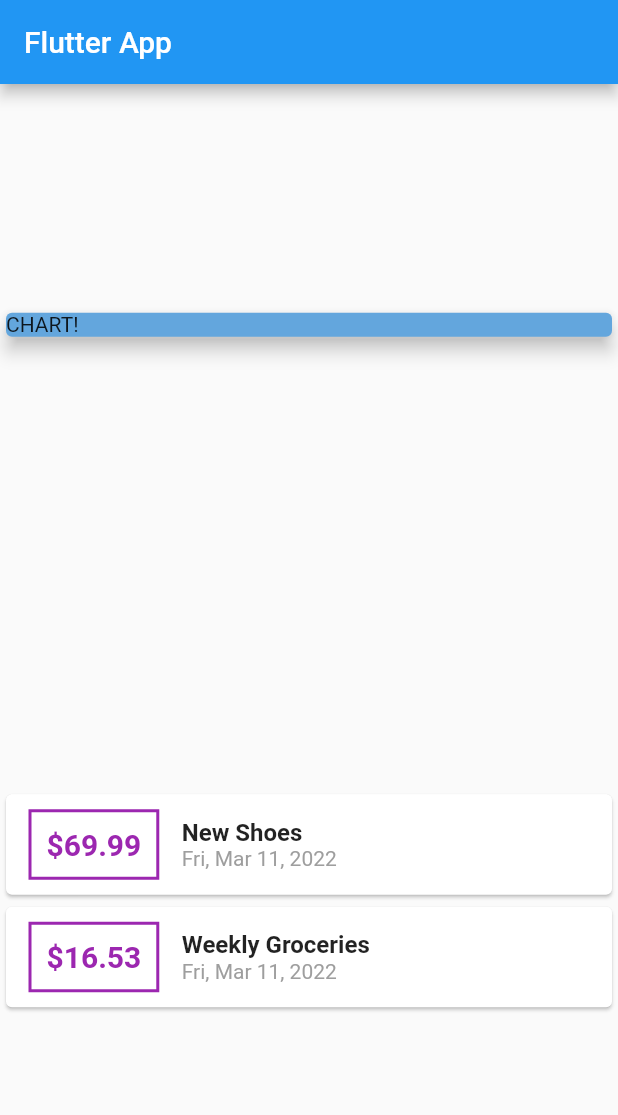
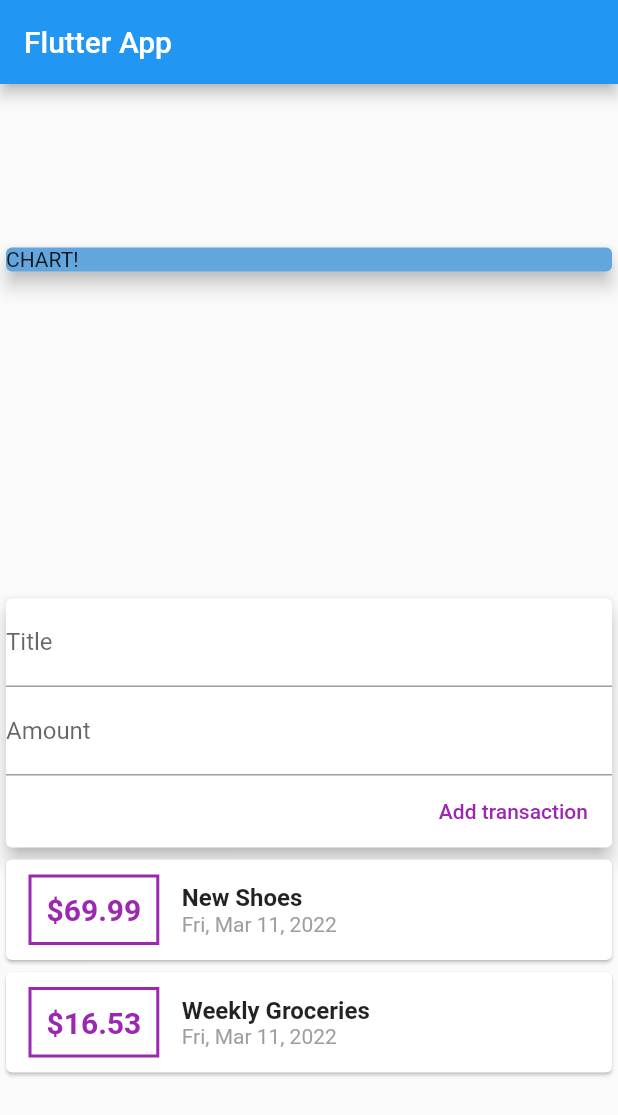
Before and after one commit to Said-Aabilla/manage_expenses_flutter, a Flutter app: the screen it shows after launch, on a phone screen of 412 x 824 dp. Shown: the top 1115 px of the screen. Run offline on Flutter 3.47's test engine with Material 2 defaults, Android fonts, the light colour scheme and no system bars.

Commit message:
split the app into widgets

```diff
--- a/lib/MyHomePage.dart
+++ /dev/null
@@ -1,94 +0,0 @@
-import 'package:flutter/material.dart';
-import 'package:intl/intl.dart';
-import 'package:manage_expenses/transaction.dart';
-
-class MyHomePage extends StatelessWidget {
-  MyHomePage({Key? key}) : super(key: key);
-
-  final List<Transaction> transactions = [
-    Transaction(
-      id: 't1',
-      title: 'New Shoes',
-      amount: 69.99,
-      date: DateTime.now(),
-    ),
-    Transaction(
-      id: 't2',
-      title: 'Weekly Groceries',
-      amount: 16.53,
-      date: DateTime.now(),
-    ),
-  ];
-
-  @override
-  Widget build(BuildContext context) {
-    return Scaffold(
-      appBar: AppBar(
-        title: Text('Flutter App'),
-      ),
-      body: Column(
-        mainAxisAlignment: MainAxisAlignment.spaceAround,
-        crossAxisAlignment: CrossAxisAlignment.stretch,
-        children: [
-          Container(
-            width: double.infinity,
-            child: const Card(
-              color: Color.fromARGB(255, 99, 166, 221),
-              child: Text('CHART!'),
-              elevation: 5,
-            ),
-          ),
-          Column(
-            children: transactions.map((tx) {
-              return Card(
-                child: Row(
-                  children: [
-                    Container(
-                      margin: const EdgeInsets.symmetric(
-                        vertical: 10,
-                        horizontal: 15,
-                      ),
-                      decoration: BoxDecoration(
-                        border: Border.all(
-                          color: Colors.purple,
-                          width: 2,
-                        ),
-                      ),
-                      padding: EdgeInsets.all(10),
-                      child: Text(
-                        '\$${tx.amount}',
-                        style: const TextStyle(
-                          fontWeight: FontWeight.bold,
-                          fontSize: 20,
-                          color: Colors.purple,
-                        ),
-                      ),
-                    ),
-                    Column(
-                      crossAxisAlignment: CrossAxisAlignment.start,
-                      children: [
-                        Text(
-                          tx.title,
-                          style: const TextStyle(
-                            fontSize: 16,
-                            fontWeight: FontWeight.bold,
-                          ),
-                        ),
-                        Text(
-                          DateFormat.yMMMEd().format(tx.date),
-                          style: TextStyle(
-                            color: Colors.grey,
-                          ),
-                        ),
-                      ],
-                    ),
-                  ],
-                ),
-              );
-            }).toList(),
-          ),
-        ],
-      ),
-    );
-  }
-}
--- /dev/null
+++ b/lib/home.dart
@@ -0,0 +1,30 @@
+import 'package:flutter/material.dart';
+import 'package:manage_expenses/widgets/user_transactions.dart';
+
+class MyHomePage extends StatelessWidget {
+  MyHomePage({Key? key}) : super(key: key);
+
+  @override
+  Widget build(BuildContext context) {
+    return Scaffold(
+      appBar: AppBar(
+        title: const Text('Flutter App'),
+      ),
+      body: Column(
+        mainAxisAlignment: MainAxisAlignment.spaceAround,
+        crossAxisAlignment: CrossAxisAlignment.stretch,
+        children: [
+          Container(
+            width: double.infinity,
+            child: const Card(
+              color: Color.fromARGB(255, 99, 166, 221),
+              child: Text('CHART!'),
+              elevation: 5,
+            ),
+          ),
+          UserTransactions()
+        ],
+      ),
+    );
+  }
+}
--- a/lib/main.dart
+++ b/lib/main.dart
@@ -1,5 +1,5 @@
 import 'package:flutter/material.dart';
-import 'package:manage_expenses/MyHomePage.dart';
+import 'package:manage_expenses/home.dart';
 
 void main() {
   runApp(const MyApp());
--- /dev/null
+++ b/lib/widgets/new_transaction.dart
@@ -0,0 +1,43 @@
+import 'package:flutter/material.dart';
+
+class NewTransaction extends StatelessWidget {
+  final titleController = TextEditingController();
+  final amountController = TextEditingController();
+  final Function _addNewTransaction;
+
+  NewTransaction(this._addNewTransaction);
+
+  @override
+  Widget build(BuildContext context) {
+    return Card(
+      elevation: 5,
+      child: SizedBox(
+        width: double.infinity,
+        child: Column(crossAxisAlignment: CrossAxisAlignment.end, children: [
+          TextField(
+            decoration: const InputDecoration(
+              labelText: "Title",
+            ),
+            controller: titleController,
+            // onChanged: (val) => titleInput = val,
+          ),
+          TextField(
+            decoration: const InputDecoration(
+              labelText: "Amount",
+            ),
+            controller: amountController,
+            // onChanged: (val) => amountInput = val,
+          ),
+          FlatButton(
+            child: Text("Add transaction"),
+            textColor: Colors.purple,
+            onPressed: () {
+              _addNewTransaction(
+                  titleController.text, double.parse(amountController.text));
+            },
+          )
+        ]),
+      ),
+    );
+  }
+}
--- /dev/null
+++ b/lib/widgets/transaction_list.dart
@@ -0,0 +1,72 @@
+// ignore_for_file: import_of_legacy_library_into_null_safe
+
+import 'package:flutter/material.dart';
+import 'package:intl/intl.dart';
+import 'package:manage_expenses/models/transaction.dart';
+
+class TranscationList extends StatefulWidget {
+  final List<Transaction> _transactions;
+
+  TranscationList(this._transactions);
+
+  @override
+  State<TranscationList> createState() => _TranscationListState(_transactions);
+}
+
+class _TranscationListState extends State<TranscationList> {
+  final List<Transaction> _transactions;
+
+  _TranscationListState(this._transactions);
+
+  @override
+  Widget build(BuildContext context) {
+    return Column(
+        children: _transactions.map((tx) {
+      return Card(
+        child: Row(
+          children: [
+            Container(
+              margin: const EdgeInsets.symmetric(
+                vertical: 10,
+                horizontal: 15,
+              ),
+              decoration: BoxDecoration(
+                border: Border.all(
+                  color: Colors.purple,
+                  width: 2,
+                ),
+              ),
+              padding: const EdgeInsets.all(10),
+              child: Text(
+                '\$${tx.amount}',
+                style: const TextStyle(
+                  fontWeight: FontWeight.bold,
+                  fontSize: 20,
+                  color: Colors.purple,
+                ),
+              ),
+            ),
+            Column(
+              crossAxisAlignment: CrossAxisAlignment.start,
+              children: [
+                Text(
+                  tx.title,
+                  style: const TextStyle(
+                    fontSize: 16,
+                    fontWeight: FontWeight.bold,
+                  ),
+                ),
+                Text(
+                  DateFormat.yMMMEd().format(tx.date),
+                  style: const TextStyle(
+                    color: Colors.grey,
+                  ),
+                ),
+              ],
+            ),
+          ],
+        ),
+      );
+    }).toList());
+  }
+}
--- /dev/null
+++ b/lib/widgets/user_transactions.dart
@@ -0,0 +1,47 @@
+import 'package:flutter/material.dart';
+import 'package:manage_expenses/models/transaction.dart';
+import 'package:manage_expenses/widgets/new_transaction.dart';
+import 'package:manage_expenses/widgets/transaction_list.dart';
+
+class UserTransactions extends StatefulWidget {
+  const UserTransactions({Key? key}) : super(key: key);
+
+  @override
+  State<UserTransactions> createState() => _UserTransactionsState();
+}
+
+class _UserTransactionsState extends State<UserTransactions> {
+  final List<Transaction> _transactions = [
+    Transaction(
+      id: 't1',
+      title: 'New Shoes',
+      amount: 69.99,
+      date: DateTime.now(),
+    ),
+    Transaction(
+      id: 't2',
+      title: 'Weekly Groceries',
+      amount: 16.53,
+      date: DateTime.now(),
+    ),
+  ];
+
+  void _addNewTransaction(String title, double amount) {
+    final newTx = Transaction(
+        id: "t3", title: title, amount: amount, date: DateTime.now());
+
+    setState(() {
+      _transactions.add(newTx);
+    });
+  }
+
+  @override
+  Widget build(BuildContext context) {
+    return Column(
+      children: [
+        NewTransaction(_addNewTransaction),
+        TranscationList(_transactions),
+      ],
+    );
+  }
+}
```
Also changed, not shown: lib/models/transaction.dart (renamed from lib/transaction.dart).
